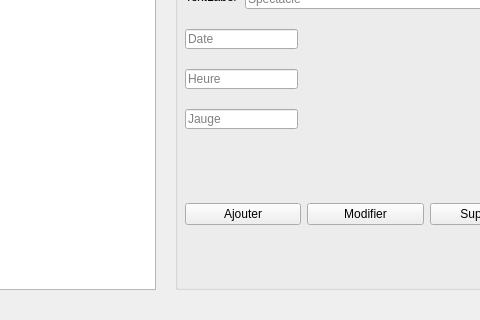
Above: FestiClicC/spectacles.ui from FestiClic/FestiClic3 before the change; both pictures show x 445 to 925 and y 161 to 481 of the 1018 by 615 pixel window. Below: the same form after it.
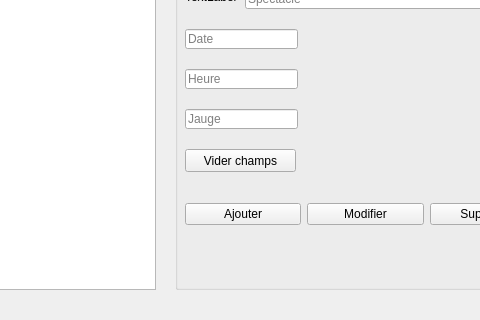
That is the form after the change.

What changed in the file:
```diff
--- a/FestiClicC/spectacles.ui
+++ b/FestiClicC/spectacles.ui
@@ -156,6 +156,19 @@
      <string>TextLabel</string>
     </property>
    </widget>
+   <widget class="QPushButton" name="sBtnViderChamps">
+    <property name="geometry">
+     <rect>
+      <x>10</x>
+      <y>230</y>
+      <width>111</width>
+      <height>23</height>
+     </rect>
+    </property>
+    <property name="text">
+     <string>Vider champs</string>
+    </property>
+   </widget>
   </widget>
  </widget>
  <resources/>
```
Left out of the diff: 6 changed lines with no effect on the pictures.
